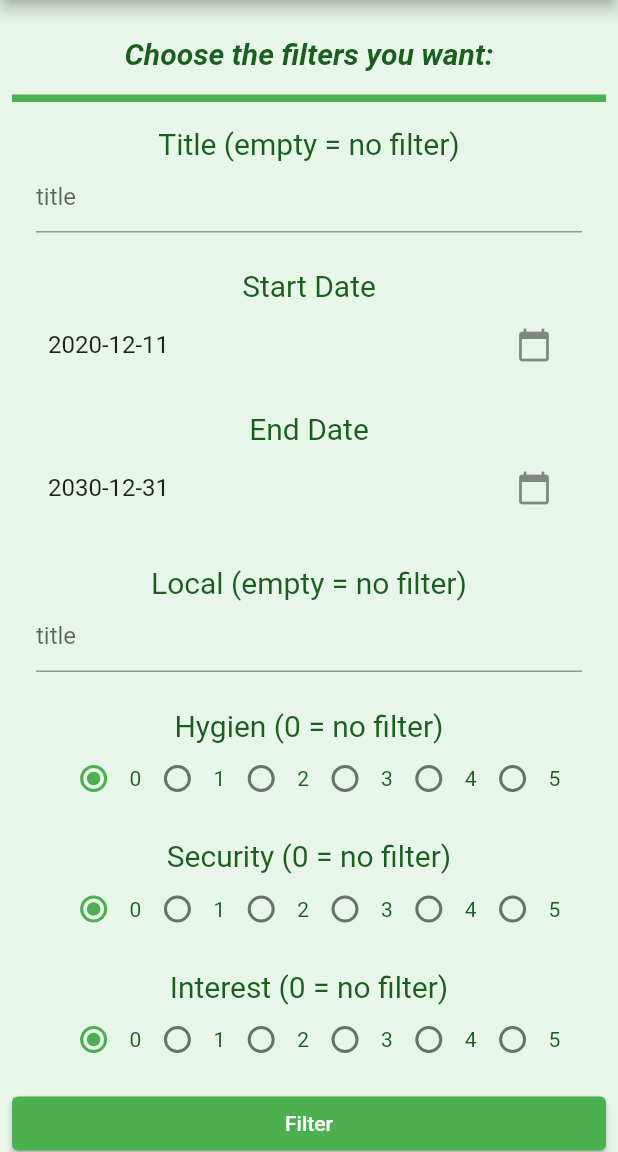
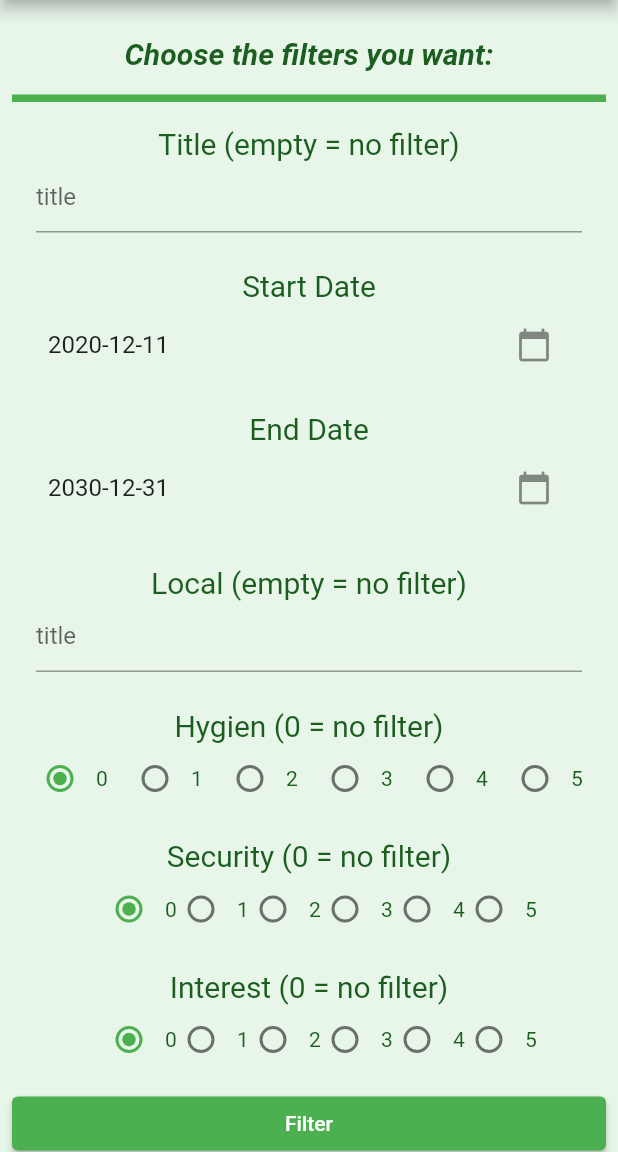
Before and after one commit to FEUP-ESOF-2020-21/open-cx-t2g2-teamnamenotfound, a Flutter app: the SearchMenu screen opened by its route, on a phone screen of 412 x 824 dp, the part 84-1236 px from its top. Run offline on Flutter 3.47's test engine with Material 2 defaults, Android fonts, the phone set to English and light mode, and no system bars; our stand-ins replace cloud_firestore, firebase_auth, firebase_core, firebase_database, flutter_spinkit, google_sign_in; accounts and stored records are empty.

Commit message:
Text Inside container with width 0, Extended maybe isn't needed

```diff
--- a/safe_meetings/lib/screens/search_menu.dart
+++ b/safe_meetings/lib/screens/search_menu.dart
@@ -72,8 +72,9 @@ class _SearchMenuState extends State<SearchMenu> {
               fontSize: 20,
               color: color,
             )),
-        Row(mainAxisAlignment: MainAxisAlignment.center, children: [
-          Row(
+        Row(mainAxisAlignment: MainAxisAlignment.center, children: <Widget>[
+          Expanded(
+            child: Row(
               children: [
                 Radio(
                     value: 0,
@@ -83,13 +84,18 @@ class _SearchMenuState extends State<SearchMenu> {
                         this.hygienFilter = val;
                       });
                     }),
-              Text('0',
+                Container(
+                  width: 0,
+                  child: Text('0',
                       style: TextStyle(
                         color: color,
                       )),
+                ),
               ],
             ),
-          Row(
+          ),
+          Expanded(
+            child: Row(
               children: [
                 Radio(
                     value: 1,
@@ -99,13 +105,18 @@ class _SearchMenuState extends State<SearchMenu> {
                         this.hygienFilter = val;
                       });
                     }),
-              Text('1',
+                Container(
+                  width: 0,
+                  child: Text('1',
                       style: TextStyle(
                         color: color,
                       )),
+                ),
               ],
             ),
-          Row(
+          ),
+          Expanded(
+            child: Row(
               children: [
                 Radio(
                     value: 2,
@@ -115,13 +126,18 @@ class _SearchMenuState extends State<SearchMenu> {
                         this.hygienFilter = val;
                       });
                     }),
-              Text('2',
+                Container(
+                  width: 0,
+                  child: Text('2',
                       style: TextStyle(
                         color: color,
                       )),
+                ),
               ],
             ),
-          Row(
+          ),
+          Expanded(
+            child: Row(
               children: [
                 Radio(
                     value: 3,
@@ -131,13 +147,18 @@ class _SearchMenuState extends State<SearchMenu> {
                         this.hygienFilter = val;
                       });
                     }),
-              Text('3',
+                Container(
+                  width: 0,
+                  child: Text('3',
                       style: TextStyle(
                         color: color,
                       )),
+                ),
               ],
             ),
-          Row(
+          ),
+          Expanded(
+            child: Row(
               children: [
                 Radio(
                     value: 4,
@@ -147,13 +168,18 @@ class _SearchMenuState extends State<SearchMenu> {
                         this.hygienFilter = val;
                       });
                     }),
-              Text('4',
+                Container(
+                  width: 0,
+                  child: Text('4',
                       style: TextStyle(
                         color: color,
                       )),
+                ),
               ],
             ),
-          Row(
+          ),
+          Expanded(
+            child: Row(
               children: [
                 Radio(
                     value: 5,
@@ -163,12 +189,16 @@ class _SearchMenuState extends State<SearchMenu> {
                         this.hygienFilter = val;
                       });
                     }),
-              Text('5',
+                Container(
+                  width: 0,
+                  child: Text('5',
                       style: TextStyle(
                         color: color,
                       )),
+                ),
               ],
-          )
+            ),
+          ),
         ])
       ]),
     );
@@ -194,10 +224,13 @@ class _SearchMenuState extends State<SearchMenu> {
                       this.securityFilter = val;
                     });
                   }),
-              Text('0',
+              Container(
+                width: 0,
+                child: Text('0',
                     style: TextStyle(
                       color: color,
                     )),
+              ),
             ],
           ),
           Row(
@@ -210,10 +243,13 @@ class _SearchMenuState extends State<SearchMenu> {
                       this.securityFilter = val;
                     });
                   }),
-              Text('1',
+              Container(
+                width: 0,
+                child: Text('1',
                     style: TextStyle(
                       color: color,
                     )),
+              ),
             ],
           ),
           Row(
@@ -226,10 +262,13 @@ class _SearchMenuState extends State<SearchMenu> {
                       this.securityFilter = val;
                     });
                   }),
-              Text('2',
+              Container(
+                width: 0,
+                child: Text('2',
                     style: TextStyle(
                       color: color,
                     )),
+              ),
             ],
           ),
           Row(
@@ -242,10 +281,13 @@ class _SearchMenuState extends State<SearchMenu> {
                       this.securityFilter = val;
                     });
                   }),
-              Text('3',
+              Container(
+                width: 0,
+                child: Text('3',
                     style: TextStyle(
                       color: color,
                     )),
+              ),
             ],
           ),
           Row(
@@ -258,10 +300,13 @@ class _SearchMenuState extends State<SearchMenu> {
                       this.securityFilter = val;
                     });
                   }),
-              Text('4',
+              Container(
+                width: 0,
+                child: Text('4',
                     style: TextStyle(
                       color: color,
                     )),
+              ),
             ],
           ),
           Row(
@@ -274,10 +319,13 @@ class _SearchMenuState extends State<SearchMenu> {
                       this.securityFilter = val;
                     });
                   }),
-              Text('5',
+              Container(
+                width: 0,
+                child: Text('5',
                     style: TextStyle(
                       color: color,
                     )),
+              ),
             ],
           )
         ])
@@ -305,10 +353,13 @@ class _SearchMenuState extends State<SearchMenu> {
                       this.interestFilter = val;
                     });
                   }),
-              Text('0',
+              Container(
+                width: 0,
+                child: Text('0',
                     style: TextStyle(
                       color: color,
                     )),
+              ),
             ],
           ),
           Row(
@@ -321,10 +372,13 @@ class _SearchMenuState extends State<SearchMenu> {
                       this.interestFilter = val;
                     });
                   }),
-              Text('1',
+              Container(
+                width: 0,
+                child: Text('1',
                     style: TextStyle(
                       color: color,
                     )),
+              ),
             ],
           ),
           Row(
@@ -337,10 +391,13 @@ class _SearchMenuState extends State<SearchMenu> {
                       this.interestFilter = val;
                     });
                   }),
-              Text('2',
+              Container(
+                width: 0,
+                child: Text('2',
                     style: TextStyle(
                       color: color,
                     )),
+              ),
             ],
           ),
           Row(
@@ -353,10 +410,13 @@ class _SearchMenuState extends State<SearchMenu> {
                       this.interestFilter = val;
                     });
                   }),
-              Text('3',
+              Container(
+                width: 0,
+                child: Text('3',
                     style: TextStyle(
                       color: color,
                     )),
+              ),
             ],
           ),
           Row(
@@ -369,10 +429,13 @@ class _SearchMenuState extends State<SearchMenu> {
                       this.interestFilter = val;
                     });
                   }),
-              Text('4',
+              Container(
+                width: 0,
+                child: Text('4',
                     style: TextStyle(
                       color: color,
                     )),
+              ),
             ],
           ),
           Row(
@@ -385,10 +448,13 @@ class _SearchMenuState extends State<SearchMenu> {
                       this.interestFilter = val;
                     });
                   }),
-              Text('5',
+              Container(
+                width: 0,
+                child: Text('5',
                     style: TextStyle(
                       color: color,
                     )),
+              ),
             ],
           )
         ])
@@ -397,29 +463,44 @@ class _SearchMenuState extends State<SearchMenu> {
   }
 
   Widget displayStartDate() {
-    return Padding(padding: const EdgeInsets.all(8.0),
+    return Padding(
+        padding: const EdgeInsets.all(8.0),
         child: Column(children: [
           Text("Start Date",
               style: TextStyle(
                 fontSize: 20,
                 color: color,
               )),
-        ListTile(title: Text("${startDate.year}-${startDate.month}-${startDate.day}"),
-        trailing: IconButton(icon: Icon(Icons.calendar_today), onPressed: () {this.pickDate(true);},),
+          ListTile(
+            title:
+                Text("${startDate.year}-${startDate.month}-${startDate.day}"),
+            trailing: IconButton(
+              icon: Icon(Icons.calendar_today),
+              onPressed: () {
+                this.pickDate(true);
+              },
+            ),
           )
         ]));
   }
 
   Widget displayEndDate() {
-    return Padding(padding: const EdgeInsets.all(8.0),
+    return Padding(
+        padding: const EdgeInsets.all(8.0),
         child: Column(children: [
           Text("End Date",
               style: TextStyle(
                 fontSize: 20,
                 color: color,
               )),
-        ListTile(title: Text("${endDate.year}-${endDate.month}-${endDate.day}"),
-        trailing: IconButton(icon: Icon(Icons.calendar_today), onPressed: () {this.pickDate(false);},),
+          ListTile(
+            title: Text("${endDate.year}-${endDate.month}-${endDate.day}"),
+            trailing: IconButton(
+              icon: Icon(Icons.calendar_today),
+              onPressed: () {
+                this.pickDate(false);
+              },
+            ),
           )
         ]));
   }
@@ -444,18 +525,23 @@ class _SearchMenuState extends State<SearchMenu> {
   pickDate(bool start) async {
     DateTime dateTime;
 
-    if(start) dateTime = this.startDate;
-    else dateTime = this.endDate;
-    DateTime ret = await showDatePicker(context: context,
+    if (start)
+      dateTime = this.startDate;
+    else
+      dateTime = this.endDate;
+    DateTime ret = await showDatePicker(
+      context: context,
       firstDate: DateTime(DateTime.now().year - 20, 1, 1),
       lastDate: DateTime(DateTime.now().year + 20, 12, 31),
       initialDate: dateTime,
     );
 
-    if(ret != null) {
+    if (ret != null) {
       setState(() {
-        if(start) this.startDate = ret;
-        else this.endDate = ret;
+        if (start)
+          this.startDate = ret;
+        else
+          this.endDate = ret;
       });
     }
   }
@@ -471,14 +557,18 @@ class _SearchMenuState extends State<SearchMenu> {
         backgroundColor: Colors.green[50],
         body: ListView(
             key: const Key("searchScreen"),
-          padding: const EdgeInsets.all(8.0), children: [
+            padding: const EdgeInsets.all(8.0),
+            children: [
               Container(
                 child: Column(children: [
-              Column(crossAxisAlignment: CrossAxisAlignment.stretch, children: [
+                  Column(
+                      crossAxisAlignment: CrossAxisAlignment.stretch,
+                      children: [
                         Container(
                           decoration: BoxDecoration(
                               border: Border(
-                          bottom: BorderSide(width: 5, color: Colors.green))),
+                                  bottom: BorderSide(
+                                      width: 5, color: Colors.green))),
                           child: Padding(
                             padding: EdgeInsets.symmetric(vertical: 16),
                             child: Center(
```
Lines whose indentation alone changed are shown as unchanged.
